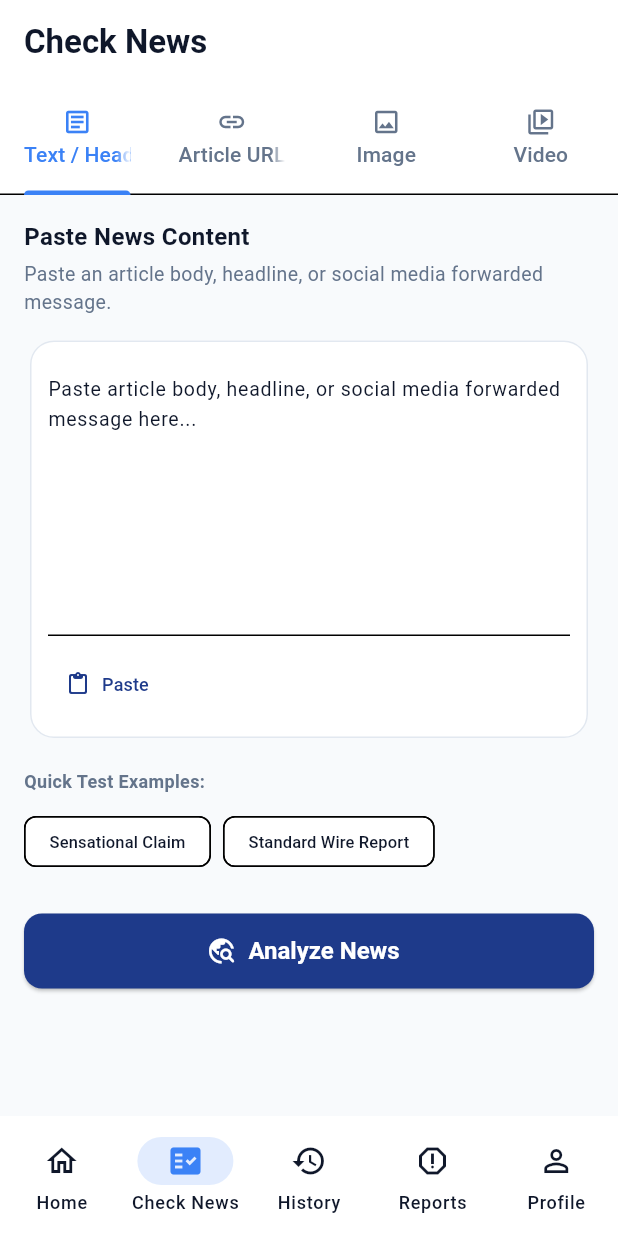
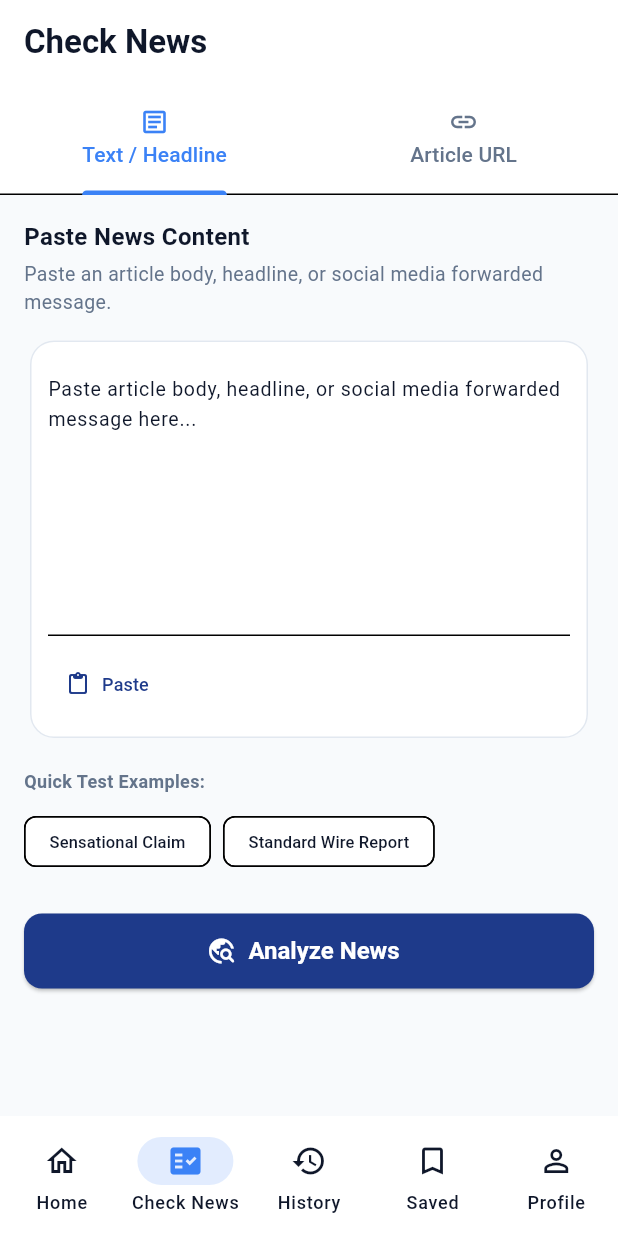
Before and after one commit to elak24aid-create/TruthLens, a Flutter app: the MainNavigationScaffold screen opened directly, after a tap on "Check a News Article", on a phone screen of 412 x 824 dp. Run offline on Flutter 3.47's test engine with Material 3 defaults, Android fonts, the phone set to English and light mode, and no system bars; our stand-ins replace image_picker, share_plus, shared_preferences; missing offline and left inert: dart:html; accounts and stored records are empty; network calls fail.

Commit message:
Final Android Emergency Stabilization

```diff
--- a/truthlens_app/lib/config/api_config.dart
+++ b/truthlens_app/lib/config/api_config.dart
@@ -22,11 +22,7 @@ class ApiConfig {
     const envUrl = String.fromEnvironment('API_BASE_URL');
     if (envUrl.isNotEmpty) return envUrl;
 
-    // Use production URL if built in release mode, otherwise use local dev host
-    if (kReleaseMode) {
-      return productionUrl;
-    }
-    return 'http://$defaultHost:8000/api';
+    return productionUrl;
   }
 
   static String get healthEndpoint => '$baseUrl/health';
--- a/truthlens_app/lib/features/checker/checker_screen.dart
+++ b/truthlens_app/lib/features/checker/checker_screen.dart
@@ -33,7 +33,7 @@ class _CheckerScreenState extends State<CheckerScreen>
   @override
   void initState() {
     super.initState();
-    _tabController = TabController(length: 4, vsync: this);
+    _tabController = TabController(length: 2, vsync: this);
     _tabController.addListener(() {
       if (_tabController.indexIsChanging) {
         setState(() {
@@ -177,8 +177,7 @@ class _CheckerScreenState extends State<CheckerScreen>
           unselectedLabelColor: isDark ? AppColors.textSecondaryDark : AppColors.textSecondaryLight,
           tabs: const [
             Tab(icon: Icon(Icons.article_outlined, size: 20), text: 'Text / Headline'),
-            Tab(icon: Icon(Icons.link_outlined, size: 20), text: 'Article URL'), Tab(icon: Icon(Icons.image_outlined, size: 20), text: 'Image'),
-            Tab(icon: Icon(Icons.video_library_outlined, size: 20), text: 'Video'),
+            Tab(icon: Icon(Icons.link_outlined, size: 20), text: 'Article URL'),
           ],
         ),
       ),
@@ -188,8 +187,7 @@ class _CheckerScreenState extends State<CheckerScreen>
           // Tab 1: Text Checker
           _buildTextTab(isDark),
           // Tab 2: URL Checker
-          _buildUrlTab(isDark), _buildImageTab(isDark),
-                  _buildVideoTab(isDark),
+          _buildUrlTab(isDark),
         ],
       ),
     );
--- a/truthlens_app/lib/features/home/home_screen.dart
+++ b/truthlens_app/lib/features/home/home_screen.dart
@@ -28,6 +28,9 @@ class _HomeScreenState extends State<HomeScreen> with WidgetsBindingObserver {
   String? _newsError;
   DateTime? _lastFetchTime;
   Timer? _refreshTimer;
+  String _selectedCategory = 'All';
+  final TextEditingController _searchController = TextEditingController();
+  final List<String> _categories = ['All', 'India', 'World', 'Technology', 'Science', 'Sports', 'Business', 'Health'];
 
   @override
   void initState() {
@@ -42,6 +45,7 @@ class _HomeScreenState extends State<HomeScreen> with WidgetsBindingObserver {
   void dispose() {
     WidgetsBinding.instance.removeObserver(this);
     _refreshTimer?.cancel();
+    _searchController.dispose();
     super.dispose();
   }
 
@@ -68,7 +72,11 @@ class _HomeScreenState extends State<HomeScreen> with WidgetsBindingObserver {
     });
 
     try {
-      final res = await _apiService.fetchNews(forceRefresh: forceRefresh);
+      final res = await _apiService.fetchNews(
+        forceRefresh: forceRefresh,
+        query: _searchController.text,
+        category: _selectedCategory,
+      );
       if (mounted) {
         if (forceRefresh && _newsResponse != null) {
           final oldTitles = _newsResponse!.articles.map((a) => a.title).toSet();
@@ -177,8 +185,11 @@ class _HomeScreenState extends State<HomeScreen> with WidgetsBindingObserver {
           ),
         ],
       ),
-      body: SingleChildScrollView(
-        padding: const EdgeInsets.all(16.0),
+      body: RefreshIndicator(
+        onRefresh: () => _fetchNews(forceRefresh: true),
+        child: SingleChildScrollView(
+          physics: const AlwaysScrollableScrollPhysics(),
+          padding: const EdgeInsets.all(16.0),
         child: Column(
           crossAxisAlignment: CrossAxisAlignment.start,
           children: [
@@ -266,6 +277,49 @@ class _HomeScreenState extends State<HomeScreen> with WidgetsBindingObserver {
               isDark: isDark,
             ),
 
+            const SizedBox(height: 24),
+            TextField(
+              controller: _searchController,
+              decoration: InputDecoration(
+                hintText: 'Search news...',
+                prefixIcon: const Icon(Icons.search),
+                suffixIcon: IconButton(
+                  icon: const Icon(Icons.clear),
+                  onPressed: () {
+                    _searchController.clear();
+                    _fetchNews(forceRefresh: true);
+                  },
+                ),
+                border: OutlineInputBorder(borderRadius: BorderRadius.circular(8)),
+                contentPadding: const EdgeInsets.symmetric(horizontal: 16),
+              ),
+              onSubmitted: (_) => _fetchNews(forceRefresh: true),
+            ),
+            const SizedBox(height: 12),
+            SizedBox(
+              height: 40,
+              child: ListView.builder(
+                scrollDirection: Axis.horizontal,
+                itemCount: _categories.length,
+                itemBuilder: (context, index) {
+                  final cat = _categories[index];
+                  final isSelected = cat == _selectedCategory;
+                  return Padding(
+                    padding: const EdgeInsets.only(right: 8.0),
+                    child: ChoiceChip(
+                      label: Text(cat),
+                      selected: isSelected,
+                      onSelected: (selected) {
+                        if (selected) {
+                          setState(() => _selectedCategory = cat);
+                          _fetchNews(forceRefresh: true);
+                        }
+                      },
+                    ),
+                  );
+                },
+              ),
+            ),
             const SizedBox(height: 24),
 
             // Latest Public Dispatches (Live News)
@@ -370,6 +424,7 @@ class _HomeScreenState extends State<HomeScreen> with WidgetsBindingObserver {
               ..._newsResponse!.articles.map((article) => _buildDynamicFeedCard(article, isDark)).toList(),
           ],
         ),
+      ),
       ),
     );
   }
--- a/truthlens_app/lib/features/shell/main_navigation_scaffold.dart
+++ b/truthlens_app/lib/features/shell/main_navigation_scaffold.dart
@@ -2,7 +2,7 @@ import 'package:flutter/material.dart';
 import '../home/home_screen.dart';
 import '../checker/checker_screen.dart';
 import '../history/history_screen.dart';
-import '../reports/community_reports_screen.dart';
+import '../saved/saved_screen.dart';
 import '../profile/profile_screen.dart';
 import '../../core/constants/app_colors.dart';
 
@@ -44,7 +44,7 @@ class _MainNavigationScaffoldState extends State<MainNavigationScaffold> {
       ) : const SizedBox.shrink(),
       _visitedTabs[1] ? CheckerScreen(initialText: _checkerInitialText) : const SizedBox.shrink(),
       _visitedTabs[2] ? const HistoryScreen() : const SizedBox.shrink(),
-      _visitedTabs[3] ? const CommunityReportsScreen() : const SizedBox.shrink(),
+      _visitedTabs[3] ? const SavedScreen() : const SizedBox.shrink(),
       _visitedTabs[4] ? ProfileScreen(
         currentThemeMode: widget.currentThemeMode,
         onThemeModeChanged: widget.onThemeModeChanged,
@@ -82,9 +82,9 @@ class _MainNavigationScaffoldState extends State<MainNavigationScaffold> {
             label: 'History',
           ),
           NavigationDestination(
-            icon: Icon(Icons.report_outlined),
-            selectedIcon: Icon(Icons.report, color: AppColors.primaryLight),
-            label: 'Reports',
+            icon: Icon(Icons.bookmark_border),
+            selectedIcon: Icon(Icons.bookmark, color: AppColors.primaryLight),
+            label: 'Saved',
           ),
           NavigationDestination(
             icon: Icon(Icons.person_outline),
--- a/truthlens_app/lib/services/api_service.dart
+++ b/truthlens_app/lib/services/api_service.dart
@@ -170,11 +170,14 @@ class ApiService {
     }
   }
 
-  Future<NewsResponse> fetchNews({bool forceRefresh = false}) async {
+  Future<NewsResponse> fetchNews({bool forceRefresh = false, String? query, String? category}) async {
     try {
-      final uri = forceRefresh
-          ? Uri.parse('${ApiConfig.newsEndpoint}?force_refresh=true')
-          : Uri.parse(ApiConfig.newsEndpoint);
+      final queryParams = <String, String>{};
+      if (forceRefresh) queryParams['force_refresh'] = 'true';
+      if (query != null && query.isNotEmpty) queryParams['query'] = query;
+      if (category != null && category.isNotEmpty && category != 'All') queryParams['category'] = category;
+
+      final uri = Uri.parse(ApiConfig.newsEndpoint).replace(queryParameters: queryParams.isNotEmpty ? queryParams : null);
       final response = await _client.get(uri).timeout(ApiConfig.requestTimeout);
       if (response.statusCode == 200) {
         final newsResp = NewsResponse.fromJson(jsonDecode(response.body));
--- a/truthlens_app/lib/services/auth_service.dart
+++ b/truthlens_app/lib/services/auth_service.dart
@@ -3,6 +3,7 @@ import 'package:http/http.dart' as http;
 import 'package:shared_preferences/shared_preferences.dart';
 
 import 'package:truthlens_app/config/api_config.dart';
+import 'package:truthlens_app/services/storage_service.dart';
 
 class AuthService {
   static String get baseUrl => '${ApiConfig.baseUrl}/auth';
@@ -35,6 +36,7 @@ class AuthService {
     }
     await prefs.remove(tokenKey);
     await prefs.remove(emailKey);
+    await StorageService.logout();
   }
 
   static Future<bool> login(String email, String password) async {
@@ -47,6 +49,7 @@ class AuthService {
       if (response.statusCode == 200) {
         final data = jsonDecode(response.body);
         await setToken(data['token'], data['email']);
+        await StorageService.saveUser({'email': data['email'], 'name': data['name'] ?? data['email'].split('@')[0]});
         return true;
       } else if (response.statusCode == 401) {
         throw Exception('Invalid credentials');
@@ -72,6 +75,7 @@ class AuthService {
       if (response.statusCode == 200) {
         final data = jsonDecode(response.body);
         await setToken(data['token'], data['email']);
+        await StorageService.saveUser({'email': data['email'], 'name': data['name'] ?? data['email'].split('@')[0]});
         return true;
       } else if (response.statusCode == 400) {
         throw Exception('Email already registered');
--- a/truthlens_app/pubspec.yaml
+++ b/truthlens_app/pubspec.yaml
@@ -15,6 +15,7 @@ dependencies:
   url_launcher: ^6.3.2
   image_picker: ^1.2.3
   http_parser: ^4.1.2
+  share_plus: ^13.3.0
 
 dev_dependencies:
   flutter_test:
```
Also changed, not shown: truthlens_app/lib/features/checker/result_screen.dart (+67 -20 lines), truthlens_app/lib/features/history/history_screen.dart (+7 -1 lines), truthlens_app/lib/features/saved/saved_screen.dart (added, +86 -0 lines), truthlens_app/lib/services/saved_service.dart (added, +71 -0 lines), truthlens_app/pubspec.lock, 2 other files.
